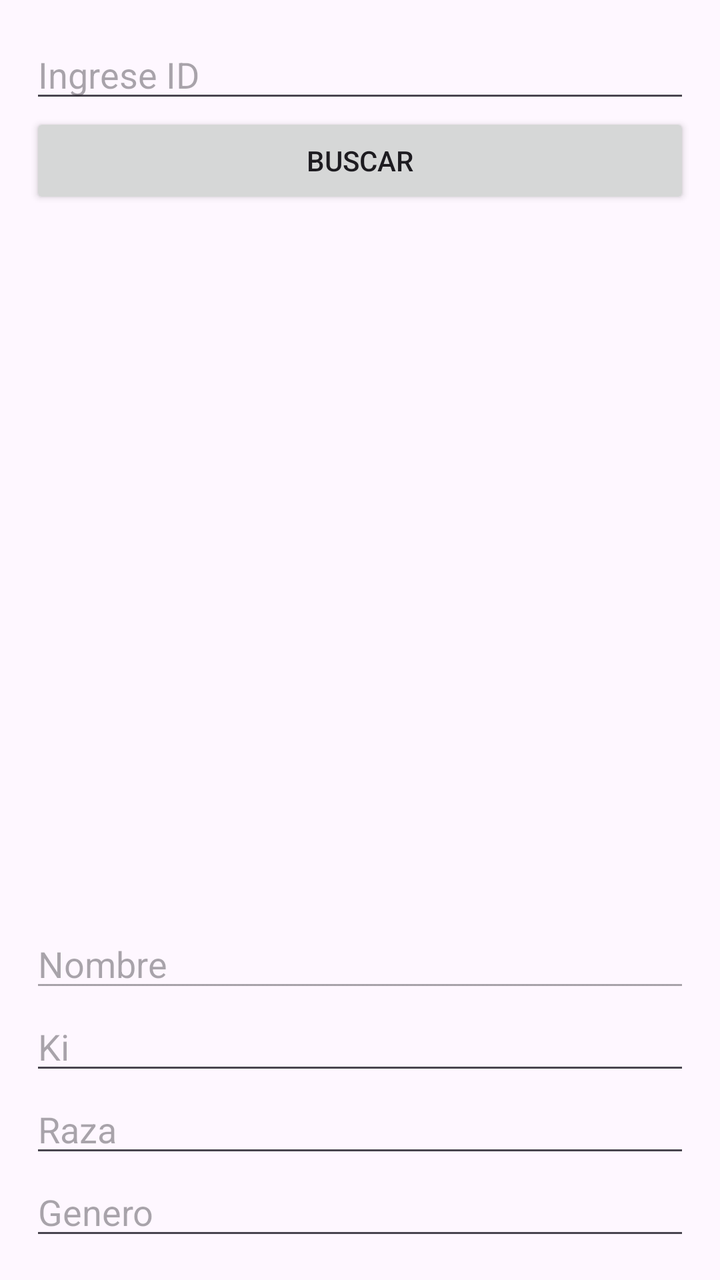
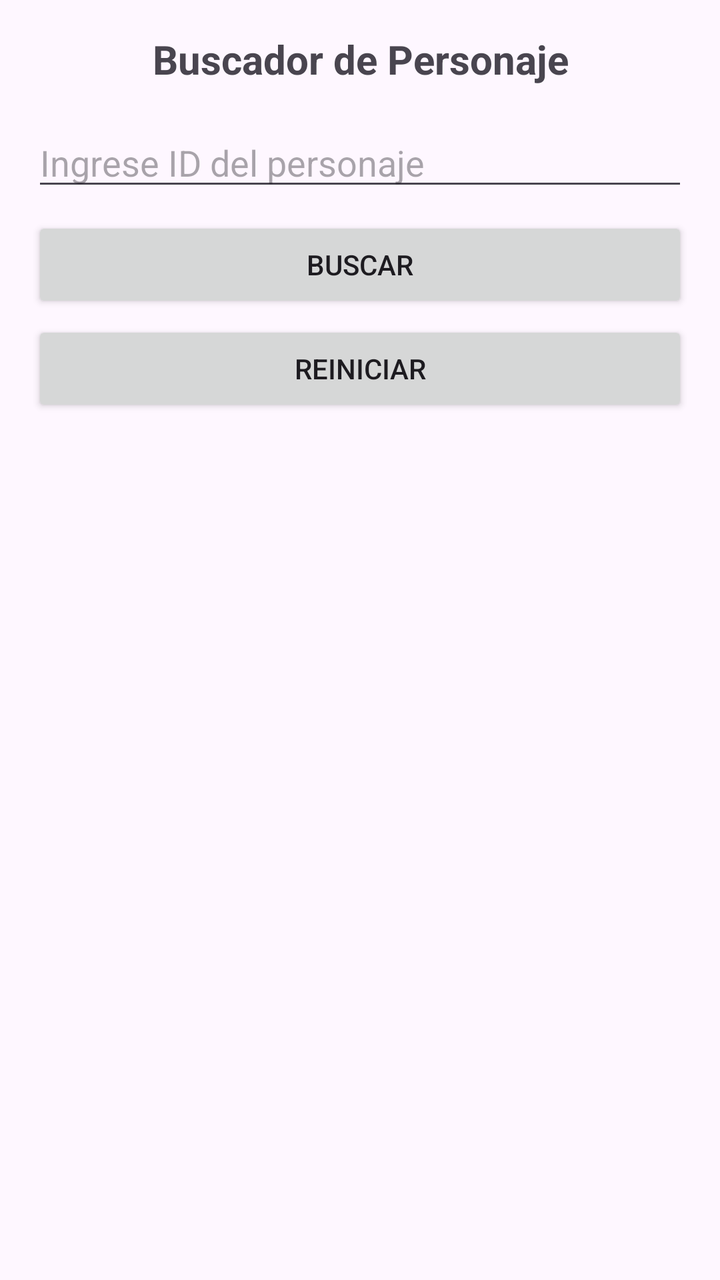

The first picture is an Android layout as it rendered before a commit; the second is the same layout after the commit. The layout source and the unified diff follow.
<!-- AndroidManifest.xml: application theme Theme.AppListas -->
<!-- res/layout/activity_buscador_personaje.xml -->
<?xml version="1.0" encoding="utf-8"?>
<LinearLayout xmlns:app="http://schemas.android.com/apk/res-auto"
    xmlns:tools="http://schemas.android.com/tools"
    xmlns:android="http://schemas.android.com/apk/res/android"
    android:id="@+id/main"

    android:orientation="vertical"
    android:padding="15dp"
    android:layout_marginVertical="20dp"

    android:layout_width="match_parent"
    android:layout_height="match_parent"
    tools:context=".BuscadorPersonaje">

    <EditText
        android:id="@+id/edtIdPersonaje"
        android:hint="Ingrese ID"
        android:inputType="number"
        android:layout_width="match_parent"
        android:layout_height="wrap_content" />
    <Button
        android:id="@+id/btnBuscarPersonaje"
        android:text="Buscar"
        android:layout_width="match_parent"
        android:layout_height="wrap_content" />

    <LinearLayout
        android:orientation="vertical"
        android:gravity="bottom"
        android:layout_width="match_parent"
        android:layout_height="match_parent">

        <EditText
            android:id="@+id/edtNombre"
            android:hint="Nombre"
            android:enabled="false"
            android:layout_width="match_parent"
            android:layout_height="wrap_content"/>

        <EditText
            android:id="@+id/edtKi"
            android:hint="Ki"
            android:layout_width="match_parent"
            android:layout_height="wrap_content"/>

        <EditText
            android:id="@+id/edtRaza"
            android:hint="Raza"
            android:layout_width="match_parent"
            android:layout_height="wrap_content"/>

        <EditText
            android:id="@+id/edtGenero"
            android:hint="Genero"
            android:layout_width="match_parent"
            android:layout_height="wrap_content"/>

    </LinearLayout>

</LinearLayout>
<!-- resources referenced by this layout -->
<resources>
  <style name="Theme.AppListas" parent="Base.Theme.AppListas" />
  <style name="Base.Theme.AppListas" parent="Theme.Material3.DayNight.NoActionBar">
          
          
      </style>
</resources>

<!-- the commit's change to res/layout/activity_buscador_personaje.xml (unified diff, before → after) -->
@@ -1,60 +1,142 @@
 <?xml version="1.0" encoding="utf-8"?>
-<LinearLayout xmlns:app="http://schemas.android.com/apk/res-auto"
+<ScrollView xmlns:android="http://schemas.android.com/apk/res/android"
     xmlns:tools="http://schemas.android.com/tools"
-    xmlns:android="http://schemas.android.com/apk/res/android"
-    android:id="@+id/main"
-
-    android:orientation="vertical"
-    android:padding="15dp"
-    android:layout_marginVertical="20dp"
-
     android:layout_width="match_parent"
     android:layout_height="match_parent"
     tools:context=".BuscadorPersonaje">
 
-    <EditText
-        android:id="@+id/edtIdPersonaje"
-        android:hint="Ingrese ID"
-        android:inputType="number"
+    <LinearLayout
+        android:id="@+id/main"
         android:layout_width="match_parent"
-        android:layout_height="wrap_content" />
-    <Button
-        android:id="@+id/btnBuscarPersonaje"
-        android:text="Buscar"
-        android:layout_width="match_parent"
-        android:layout_height="wrap_content" />
+        android:layout_height="wrap_content"
+        android:orientation="vertical"
+        android:padding="16dp">
 
-    <LinearLayout
-        android:orientation="vertical"
-        android:gravity="bottom"
-        android:layout_width="match_parent"
-        android:layout_height="match_parent">
+        <TextView
+            android:layout_width="match_parent"
+            android:layout_height="wrap_content"
+            android:text="Buscador de Personaje"
+            android:textSize="20sp"
+            android:textStyle="bold"
+            android:gravity="center"
+            android:layout_marginBottom="16dp" />
 
         <EditText
-            android:id="@+id/edtNombre"
-            android:hint="Nombre"
-            android:enabled="false"
+            android:id="@+id/edtIdPersonaje"
             android:layout_width="match_parent"
-            android:layout_height="wrap_content"/>
+            android:layout_height="wrap_content"
+            android:hint="Ingrese ID del personaje"
+            android:inputType="number"
+            android:layout_marginBottom="8dp" />
 
-        <EditText
-            android:id="@+id/edtKi"
-            android:hint="Ki"
+        <Button
+            android:id="@+id/btnBuscarPersonaje"
             android:layout_width="match_parent"
-            android:layout_height="wrap_content"/>
+            android:layout_height="wrap_content"
+            android:text="Buscar"
+            android:layout_marginBottom="4dp" />
 
-        <EditText
-            android:id="@+id/edtRaza"
-            android:hint="Raza"
+        <Button
+            android:id="@+id/btnReiniciar"
             android:layout_width="match_parent"
-            android:layout_height="wrap_content"/>
+            android:layout_height="wrap_content"
+            android:text="Reiniciar"
+            android:layout_marginBottom="16dp" />
 
-        <EditText
-            android:id="@+id/edtGenero"
-            android:hint="Genero"
+        
+        <LinearLayout
+            android:id="@+id/layoutResultado"
             android:layout_width="match_parent"
-            android:layout_height="wrap_content"/>
+            android:layout_height="wrap_content"
+            android:orientation="vertical"
+            android:visibility="gone">
+
+            <ImageView
+                android:id="@+id/imgPersonaje"
+                android:layout_width="match_parent"
+                android:layout_height="250dp"
+                android:scaleType="fitCenter"
+                android:layout_marginBottom="16dp"
+                android:contentDescription="Imagen del personaje" />
+
+            <TextView
+                android:layout_width="match_parent"
+                android:layout_height="wrap_content"
+                android:text="Nombre:"
+                android:textStyle="bold" />
+            <TextView
+                android:id="@+id/txtNombre"
+                android:layout_width="match_parent"
+                android:layout_height="wrap_content"
+                android:layout_marginBottom="8dp" />
+
+            <TextView
+                android:layout_width="match_parent"
+                android:layout_height="wrap_content"
+                android:text="Ki:"
+                android:textStyle="bold" />
+            <TextView
+                android:id="@+id/txtKi"
+                android:layout_width="match_parent"
+                android:layout_height="wrap_content"
+                android:layout_marginBottom="8dp" />
+
+            <TextView
+                android:layout_width="match_parent"
+                android:layout_height="wrap_content"
+                android:text="Raza:"
+                android:textStyle="bold" />
+            <TextView
+                android:id="@+id/txtRaza"
+                android:layout_width="match_parent"
+                android:layout_height="wrap_content"
+                android:layout_marginBottom="8dp" />
+
+            <TextView
+                android:layout_width="match_parent"
+                android:layout_height="wrap_content"
+                android:text="Genero:"
+                android:textStyle="bold" />
+            <TextView
+                android:id="@+id/txtGenero"
+                android:layout_width="match_parent"
+                android:layout_height="wrap_content"
+                android:layout_marginBottom="16dp" />
+
+            
+            <Button
+                android:id="@+id/btnTransformaciones"
+                android:layout_width="match_parent"
+                android:layout_height="wrap_content"
+                android:text="Ver Transformaciones"
+                android:visibility="gone"
+                android:layout_marginBottom="8dp" />
+
+            
+            <LinearLayout
+                android:id="@+id/layoutTransformaciones"
+                android:layout_width="match_parent"
+                android:layout_height="wrap_content"
+                android:orientation="vertical"
+                android:visibility="gone">
+
+                <TextView
+                    android:layout_width="match_parent"
+                    android:layout_height="wrap_content"
+                    android:text="Transformaciones:"
+                    android:textStyle="bold"
+                    android:layout_marginBottom="4dp" />
+
+                
+                <LinearLayout
+                    android:id="@+id/contenedorTransformaciones"
+                    android:layout_width="match_parent"
+                    android:layout_height="wrap_content"
+                    android:orientation="vertical" />
+
+            </LinearLayout>
+
+        </LinearLayout>
 
     </LinearLayout>
-
-</LinearLayout>
+</ScrollView>
